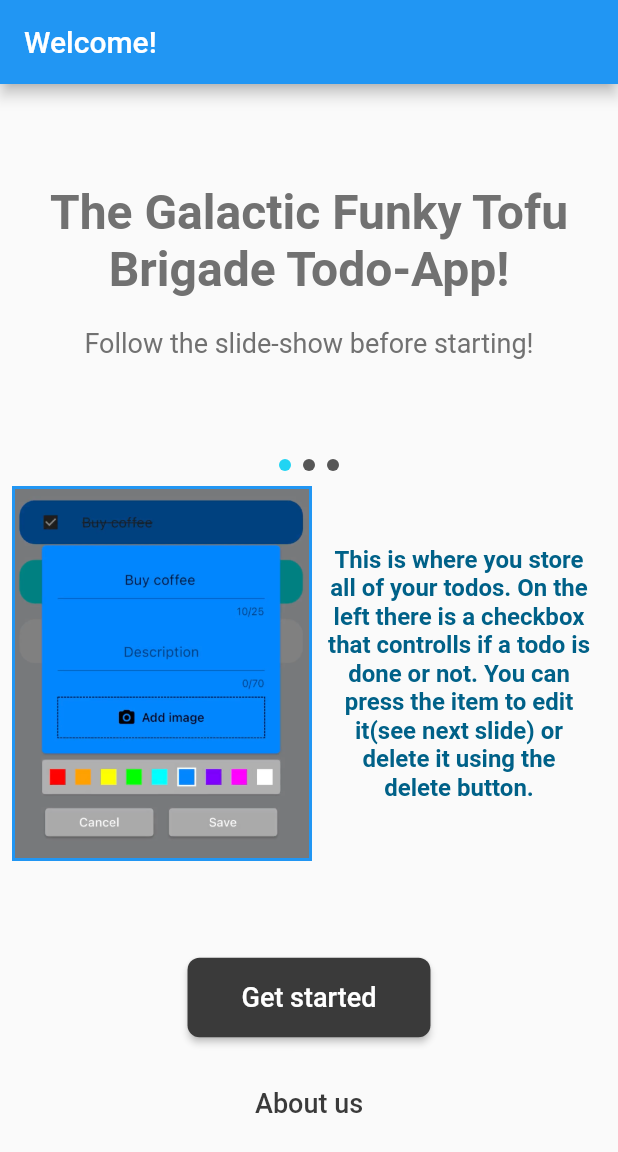
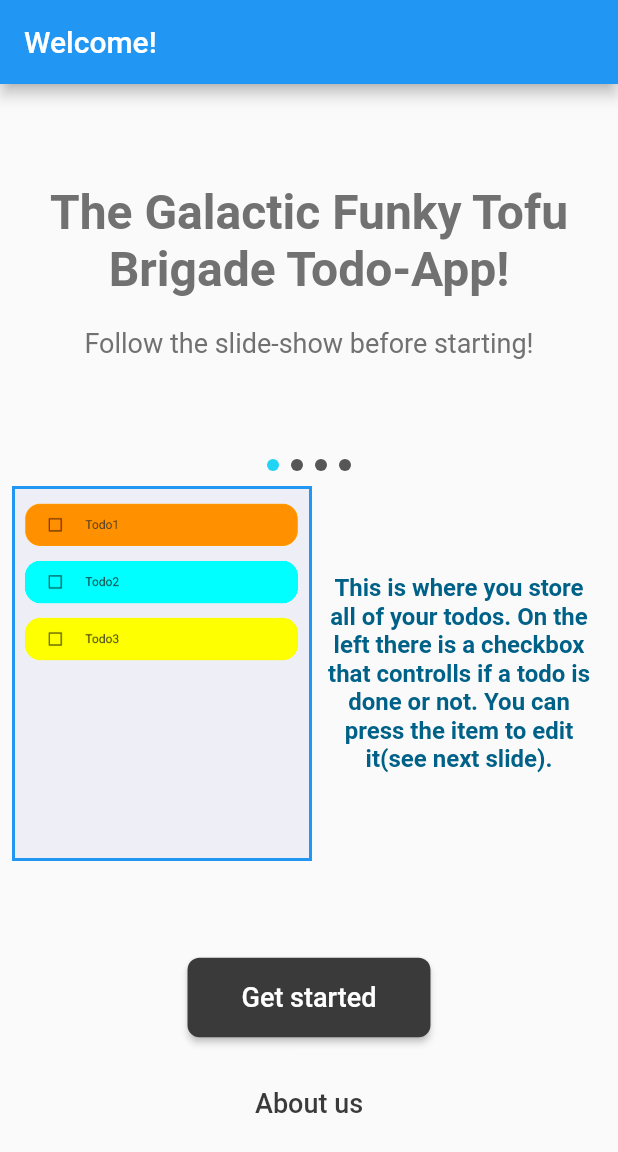
Before and after one commit to Juandr0/todo_app, a Flutter app: the screen it shows after launch, on a phone screen of 412 x 824 dp. Shown: the top 1152 px of the screen. Run offline on Flutter 3.47's test engine with Material 2 defaults, Android fonts, the phone set to English and light mode, and no system bars; our stand-ins replace dotted_border, image_picker, shared_preferences.

Commit message:
new images

```diff
--- a/lib/constants/strings.dart
+++ b/lib/constants/strings.dart
@@ -8,16 +8,21 @@ class Strings {
   static const String welcome = 'Welcome!';
   static const String aboutUsButton = 'About us';
 
-  static const String imageOnePath = 'assets/note.png';
+  static const String imageOnePath = 'assets/note-list-start.png';
   static const String imageOneText =
-      'This is where you store all of your todos. On the left there is a checkbox that controlls if a todo is done or not. You can press the item to edit it(see next slide) or delete it using the delete button.';
+      'This is where you store all of your todos. On the left there is a checkbox that controlls if a todo is done or not. You can press the item to edit it(see next slide).';
 
-  static const String imageTwoPath = 'assets/note2.png';
+  static const String imageTwoPath = 'assets/note-add.png';
   static const String imageTwoText =
       'This is what it looks like when you add a new todo, or press one from the list. You can easily edit the title or the description, aswell as change color and add a image to make it more personal.';
 
-  static const String imageThreePath = 'assets/note.png';
-  static const String imageThreeText = 'This is the third image bliblibli';
+  static const String imageThreePath = 'assets/note-camera.png';
+  static const String imageThreeText =
+      'You can simply add a picture from the camera roll of your phone, or take a new one using the camera.';
+
+  static const String imageFourPath = 'assets/note-list.png';
+  static const String imageFourText =
+      'Now you are a certified Galactic Funky Tofu Brigade Todo-App user. Start orginizing your life by pressing the button below!';
 
   static const String aboutUs =
       'The Galactic Funky Tofu Brigade comprises four passionate individuals deeply immersed in the world of app development. This close-knit team shares a collective vision and enthusiasm for creating unique digital experiences. Fueled by their diverse skill sets and a shared commitment to innovation, they embark on a journey marked by collaboration, creativity, and a relentless drive to push the boundaries of app development. Together, theyre on a mission to craft impactful and user-centric applications that resonate uniquely in the digital realm, leaving an indelible mark on the landscape of technology.';
--- a/lib/screens/welcome-screen.dart
+++ b/lib/screens/welcome-screen.dart
@@ -18,6 +18,7 @@ class _WelcomeScreenState extends State<WelcomeScreen> {
     ImageData(Strings.imageOnePath, Strings.imageOneText),
     ImageData(Strings.imageTwoPath, Strings.imageTwoText),
     ImageData(Strings.imageThreePath, Strings.imageThreeText),
+    ImageData(Strings.imageFourPath, Strings.imageFourText)
   ];
 
   int _selectedIndex = 0;
--- a/pubspec.yaml
+++ b/pubspec.yaml
@@ -63,8 +63,10 @@ flutter:
   uses-material-design: true
 
   assets:
-   - assets/note.png
-   - assets/note2.png
+   - assets/note-add.png
+   - assets/note-camera.png
+   - assets/note-list-start.png
+   - assets/note-list.png
 
   # To add assets to your application, add an assets section, like this:
   # assets:
```
Also changed, not shown: assets/note-add.png (added), assets/note-camera.png (added), assets/note-list-start.png (added), assets/note-list.png (added), assets/note.png (deleted), assets/note2.png (deleted).
